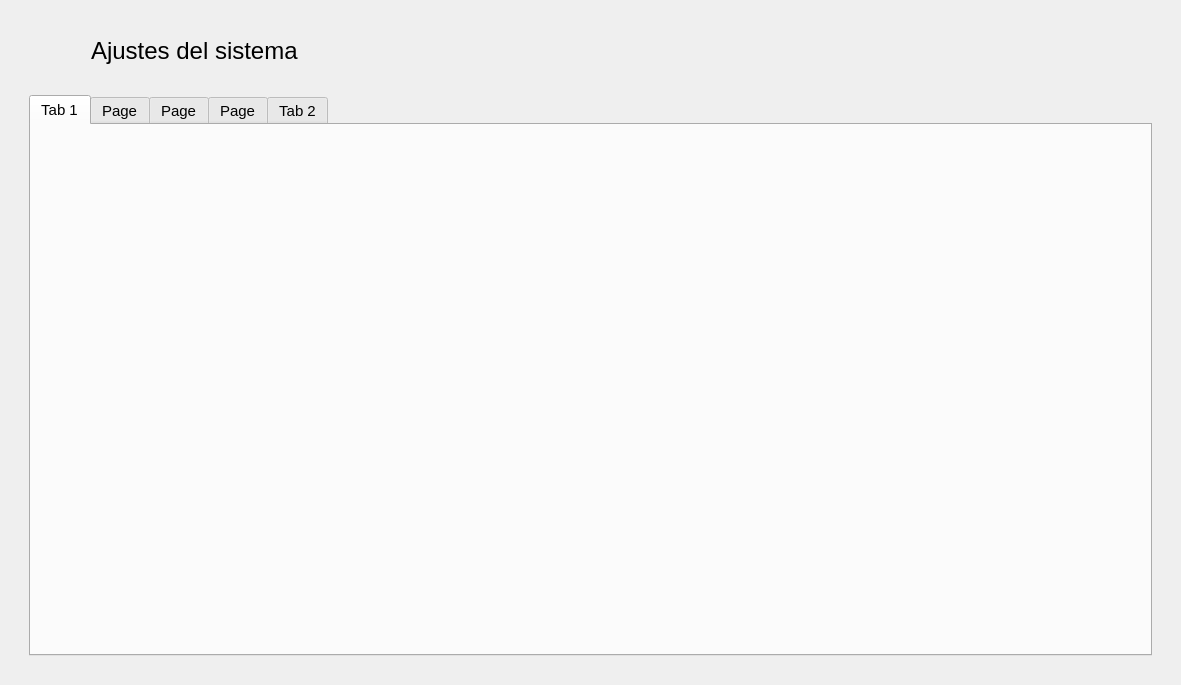
The window that designer/Ui_Ajustes.ui (ivanperez-7/printpos) describes before a commit, drawn with Qt 5.
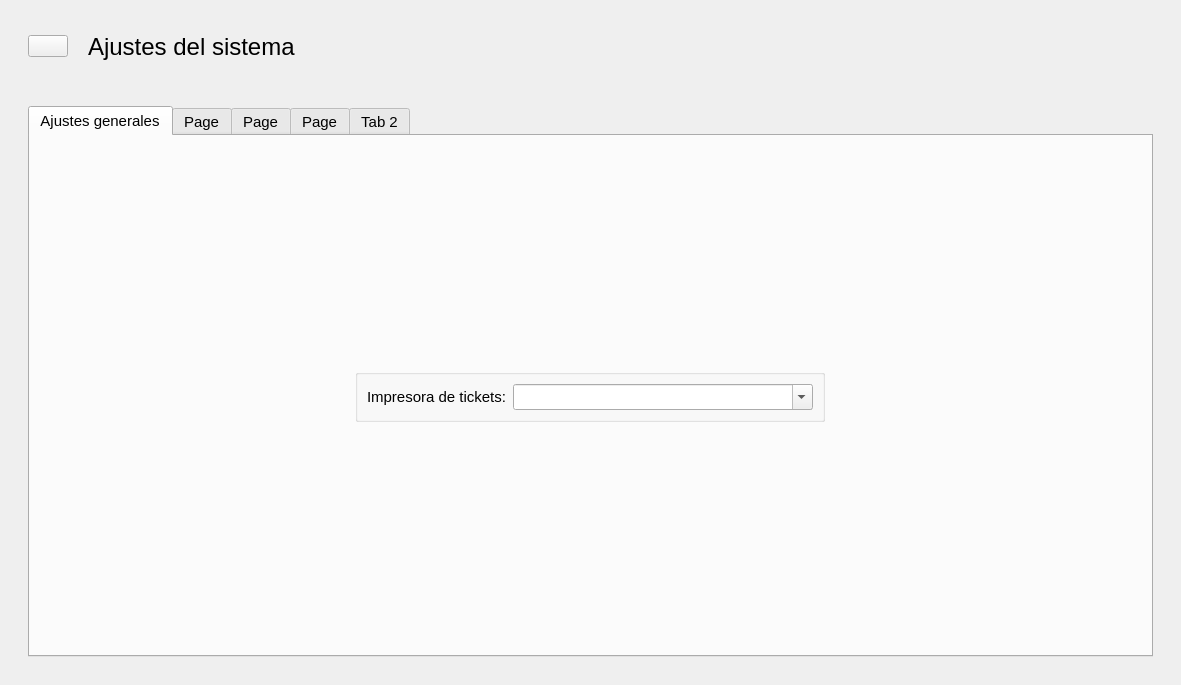
The same window after the commit. Icons and pictures are not drawn. Custom widgets are drawn as their Qt base class.

Diff of the .ui file:
```diff
--- a/designer/Ui_Ajustes.ui
+++ b/designer/Ui_Ajustes.ui
@@ -14,47 +14,42 @@
    <string>Form</string>
   </property>
   <layout class="QVBoxLayout" name="verticalLayout">
+   <property name="spacing">
+    <number>30</number>
+   </property>
+   <property name="leftMargin">
+    <number>28</number>
+   </property>
+   <property name="rightMargin">
+    <number>28</number>
+   </property>
+   <property name="bottomMargin">
+    <number>28</number>
+   </property>
    <item alignment="Qt::AlignLeft">
     <widget class="QFrame" name="frame">
-     <property name="styleSheet">
-      <string notr="true">QFrame { border: none; }</string>
-     </property>
-     <property name="frameShape">
-      <enum>QFrame::StyledPanel</enum>
-     </property>
-     <property name="frameShadow">
-      <enum>QFrame::Raised</enum>
-     </property>
      <layout class="QHBoxLayout" name="horizontalLayout">
       <property name="spacing">
        <number>20</number>
       </property>
       <property name="leftMargin">
-       <number>19</number>
+       <number>0</number>
       </property>
       <property name="topMargin">
-       <number>19</number>
+       <number>15</number>
       </property>
       <item>
-       <widget class="QLabel" name="lbRegresar">
-        <property name="minimumSize">
+       <widget class="ClickableIcon" name="btRegresar">
+        <property name="icon">
+         <iconset resource="../resources.qrc">
+          <normaloff>:/img/resources/images/leftarrow.png</normaloff>:/img/resources/images/leftarrow.png</iconset>
+        </property>
+        <property name="iconSize">
          <size>
-          <width>41</width>
-          <height>41</height>
+          <width>40</width>
+          <height>40</height>
          </size>
         </property>
-        <property name="cursor">
-         <cursorShape>PointingHandCursor</cursorShape>
-        </property>
-        <property name="toolTip">
-         <string>Regresar al menú de inicio</string>
-        </property>
-        <property name="styleSheet">
-         <string notr="true">image: url(:/img/resources/images/leftarrow.png);</string>
-        </property>
-        <property name="text">
-         <string/>
-        </property>
        </widget>
       </item>
       <item>
@@ -79,24 +74,6 @@
     </widget>
    </item>
    <item>
-    <widget class="QFrame" name="frame_2">
-     <property name="sizePolicy">
-      <sizepolicy hsizetype="Expanding" vsizetype="Expanding">
-       <horstretch>0</horstretch>
-       <verstretch>0</verstretch>
-      </sizepolicy>
-     </property>
-     <layout class="QHBoxLayout" name="horizontalLayout_2">
-      <property name="leftMargin">
-       <number>18</number>
-      </property>
-      <property name="rightMargin">
-       <number>18</number>
-      </property>
-      <property name="bottomMargin">
-       <number>18</number>
-      </property>
-      <item>
        <widget class="QTabWidget" name="tabWidget">
         <property name="font">
          <font>
@@ -105,8 +82,39 @@
         </property>
         <widget class="QWidget" name="tab">
          <attribute name="title">
-          <string>Tab 1</string>
-         </attribute>
+       <string>Ajustes generales</string>
+      </attribute>
+      <layout class="QHBoxLayout" name="horizontalLayout_3">
+       <item alignment="Qt::AlignHCenter|Qt::AlignVCenter">
+        <widget class="QGroupBox" name="groupBox">
+         <property name="title">
+          <string/>
+         </property>
+         <layout class="QFormLayout" name="formLayout">
+          <item row="0" column="0">
+           <widget class="QLabel" name="label">
+            <property name="text">
+             <string>Impresora de tickets:</string>
+            </property>
+           </widget>
+          </item>
+          <item row="0" column="1">
+           <widget class="QComboBox" name="boxImpresoras">
+            <property name="minimumSize">
+             <size>
+              <width>300</width>
+              <height>0</height>
+             </size>
+            </property>
+            <property name="editable">
+             <bool>true</bool>
+            </property>
+           </widget>
+          </item>
+         </layout>
+        </widget>
+       </item>
+      </layout>
         </widget>
         <widget class="QWidget" name="tab_3">
          <attribute name="title">
@@ -132,9 +140,13 @@
       </item>
      </layout>
     </widget>
-   </item>
-  </layout>
- </widget>
+ <customwidgets>
+  <customwidget>
+   <class>ClickableIcon</class>
+   <extends>QPushButton</extends>
+   <header>utils.mywidgets.h</header>
+  </customwidget>
+ </customwidgets>
  <resources>
   <include location="../resources.qrc"/>
  </resources>
```
Lines whose indentation alone changed are shown as unchanged.
